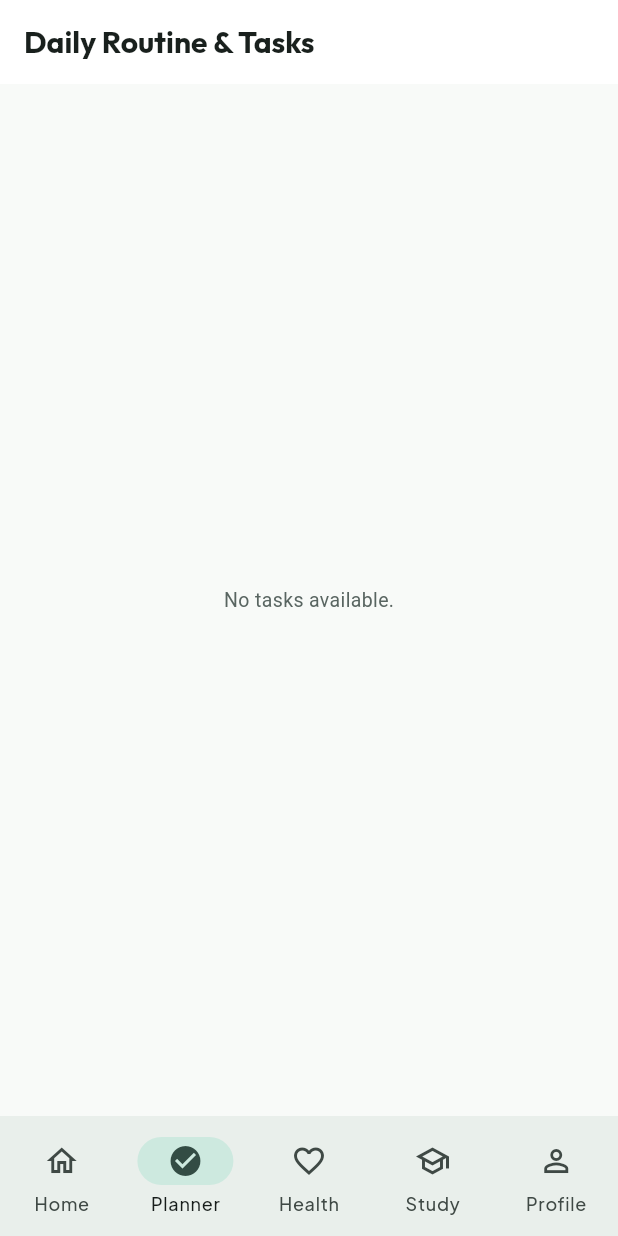
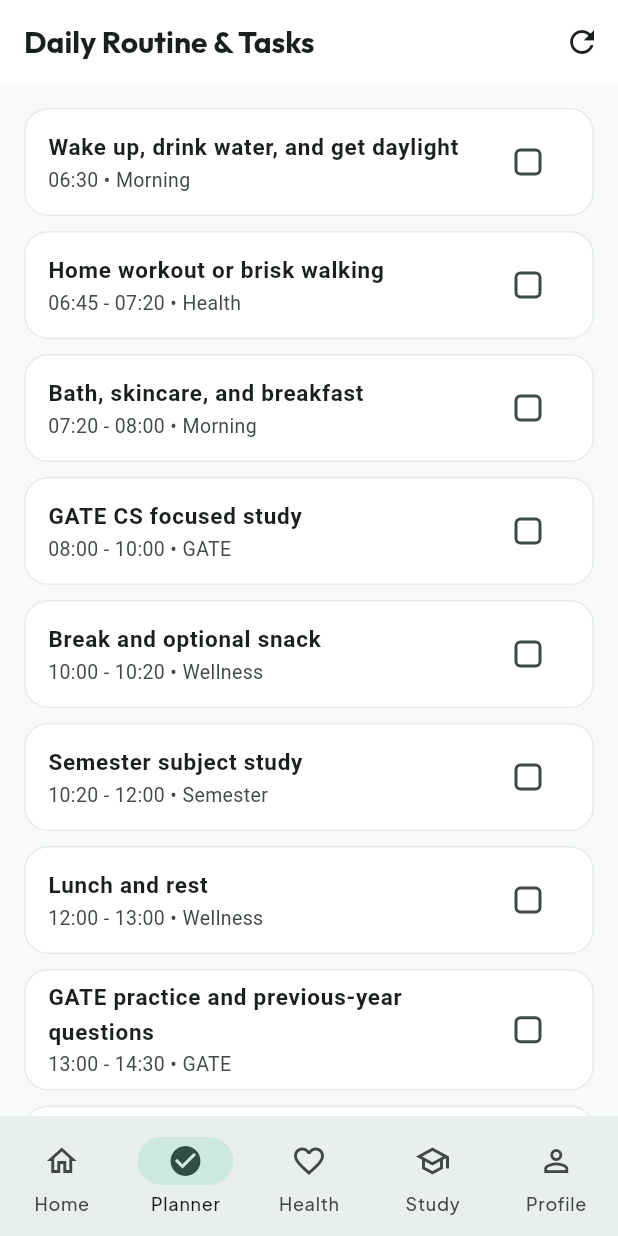
Before and after one commit to suhani-shinde1812/Goals-Tracker, a Flutter app: the screen it shows after launch, item 2 of the bottom bar chosen, on a phone screen of 412 x 824 dp. Run offline on Flutter 3.47's test engine with Material 3 defaults, Android fonts, the phone set to English and light mode, and no system bars; our stand-ins replace flutter_riverpod, go_router, google_fonts, shared_preferences; accounts and stored records are empty; network calls fail.

Commit message:
Fix(mobile): point to production Render API and add offline-first dashboard fallback

```diff
--- a/flutter_app/lib/models/dashboard_model.dart
+++ b/flutter_app/lib/models/dashboard_model.dart
@@ -37,22 +37,43 @@ class DashboardSummaryModel {
 
   factory DashboardSummaryModel.fromJson(Map<String, dynamic> json) {
     return DashboardSummaryModel(
-      welcomeMessage: json['welcome_message'] as String? ?? 'Welcome!',
-      todayDate: json['today_date'] as String,
+      welcomeMessage: json['welcome_message'] as String? ?? 'Welcome back!',
+      todayDate: json['today_date'] as String? ?? '',
       completionPercentage: (json['completion_percentage'] as num?)?.toDouble() ?? 0.0,
-      totalTasksToday: json['total_tasks_today'] as int? ?? 0,
+      totalTasksToday: json['total_tasks_today'] as int? ?? 17,
       completedTasksToday: json['completed_tasks_today'] as int? ?? 0,
-      pendingTasksToday: json['pending_tasks_today'] as int? ?? 0,
-      waterIntakeTodayMl: json['water_intake_today_ml'] as int? ?? 0,
+      pendingTasksToday: json['pending_tasks_today'] as int? ?? 17,
+      waterIntakeTodayMl: json['water_intake_today_ml'] as int? ?? 500,
       waterTargetMl: json['water_target_ml'] as int? ?? 2200,
       currentWeightKg: (json['current_weight_kg'] as num?)?.toDouble() ?? 66.0,
       targetWeightKg: (json['target_weight_kg'] as num?)?.toDouble() ?? 56.0,
       workoutCompletedToday: json['workout_completed_today'] as bool? ?? false,
-      gateTopicsCompleted: json['gate_topics_completed'] as int? ?? 0,
-      gateTotalTopics: json['gate_total_topics'] as int? ?? 0,
-      semesterAvgCompletionPct: (json['semester_avg_completion_pct'] as num?)?.toDouble() ?? 0.0,
+      gateTopicsCompleted: json['gate_topics_completed'] as int? ?? 4,
+      gateTotalTopics: json['gate_total_topics'] as int? ?? 38,
+      semesterAvgCompletionPct: (json['semester_avg_completion_pct'] as num?)?.toDouble() ?? 20.0,
       daysSinceLastPeriod: json['days_since_last_period'] as int?,
-      recentBloatingLevel: json['recent_bloating_level'] as int? ?? 0,
+      recentBloatingLevel: json['recent_bloating_level'] as int? ?? 1,
+    );
+  }
+
+  factory DashboardSummaryModel.defaultOffline(String date) {
+    return DashboardSummaryModel(
+      welcomeMessage: 'Welcome to BloomTrack!',
+      todayDate: date,
+      completionPercentage: 0.0,
+      totalTasksToday: 17,
+      completedTasksToday: 0,
+      pendingTasksToday: 17,
+      waterIntakeTodayMl: 500,
+      waterTargetMl: 2200,
+      currentWeightKg: 66.0,
+      targetWeightKg: 56.0,
+      workoutCompletedToday: false,
+      gateTopicsCompleted: 4,
+      gateTotalTopics: 38,
+      semesterAvgCompletionPct: 20.0,
+      daysSinceLastPeriod: null,
+      recentBloatingLevel: 1,
     );
   }
 }
--- a/flutter_app/lib/screens/tasks_screen.dart
+++ b/flutter_app/lib/screens/tasks_screen.dart
@@ -1,7 +1,9 @@
 import 'package:flutter/material.dart';
 import 'package:flutter_riverpod/flutter_riverpod.dart';
 import '../providers/dashboard_provider.dart';
+import '../models/task_model.dart';
 import '../theme/app_theme.dart';
+import '../services/api_service.dart';
 
 class TasksScreen extends ConsumerWidget {
   const TasksScreen({super.key});
@@ -14,13 +16,25 @@ class TasksScreen extends ConsumerWidget {
     return Scaffold(
       appBar: AppBar(
         title: const Text('Daily Routine & Tasks', style: TextStyle(fontWeight: FontWeight.bold)),
+        actions: [
+          IconButton(
+            icon: const Icon(Icons.refresh),
+            tooltip: 'Refresh',
+            onPressed: () {
+              ref.refresh(tasksProvider);
+            },
+          ),
+        ],
       ),
       body: tasksAsync.when(
-        data: (tasks) {
-          if (tasks.isEmpty) {
-            return const Center(child: Text('No tasks available.'));
+        data: (tasks) => _buildTaskList(ref, tasks.isEmpty ? ApiService.getOfflineTasks(selectedDate) : tasks),
+        loading: () => _buildTaskList(ref, ApiService.getOfflineTasks(selectedDate)),
+        error: (_, __) => _buildTaskList(ref, ApiService.getOfflineTasks(selectedDate)),
+      ),
+    );
   }
 
+  Widget _buildTaskList(WidgetRef ref, List<ScheduledTaskModel> tasks) {
     return ListView.builder(
       padding: const EdgeInsets.all(16),
       itemCount: tasks.length,
@@ -32,6 +46,7 @@ class TasksScreen extends ConsumerWidget {
             value: task.isCompleted,
             onChanged: (_) {
               ref.read(tasksProvider.notifier).toggleTask(task.id);
+              ref.refresh(dashboardProvider);
             },
             title: Text(
               task.title,
@@ -46,10 +61,5 @@ class TasksScreen extends ConsumerWidget {
         );
       },
     );
-        },
-        loading: () => const Center(child: CircularProgressIndicator()),
-        error: (err, _) => Center(child: Text('Error: $err')),
-      ),
-    );
   }
 }
--- a/flutter_app/lib/services/api_service.dart
+++ b/flutter_app/lib/services/api_service.dart
@@ -6,14 +6,18 @@ import '../models/task_model.dart';
 import '../models/dashboard_model.dart';
 
 class ApiService {
+  // Production Render API URL
+  static const String productionApiUrl = 'https://bloomtrack-api.onrender.com/api/v1';
+
   static String get baseUrl {
+    // When running release APK on a physical phone, always use the live production API
+    if (kReleaseMode) {
+      return productionApiUrl;
+    }
     if (kIsWeb) {
       return 'http://127.0.0.1:8000/api/v1';
-    } else if (defaultTargetPlatform == TargetPlatform.android) {
-      // 10.0.2.2 is the special alias to the host loopback interface in Android emulator
-      return 'http://10.0.2.2:8000/api/v1';
     } else {
-      return 'http://127.0.0.1:8000/api/v1';
+      return productionApiUrl;
     }
   }
 
@@ -46,7 +50,7 @@ class ApiService {
         Uri.parse('$baseUrl/auth/login'),
         headers: {'Content-Type': 'application/x-www-form-urlencoded'},
         body: {'username': email, 'password': password},
-      );
+      ).timeout(const Duration(seconds: 4));
       if (response.statusCode == 200) {
         final data = jsonDecode(response.body);
         await saveToken(data['access_token']);
@@ -63,14 +67,16 @@ class ApiService {
       final response = await http.get(
         Uri.parse('$baseUrl/analytics/dashboard-summary?target_date=$date'),
         headers: _headers,
-      );
+      ).timeout(const Duration(seconds: 4));
       if (response.statusCode == 200) {
         return DashboardSummaryModel.fromJson(jsonDecode(response.body));
       }
     } catch (e) {
-      debugPrint('getDashboardSummary error: $e');
+      debugPrint('getDashboardSummary network error, using local offline fallback: $e');
     }
-    return null;
+
+    // Offline fallback so app is ALWAYS functional on device even if offline or server is waking up
+    return DashboardSummaryModel.defaultOffline(date);
   }
 
   static Future<List<ScheduledTaskModel>> getTasks(String date) async {
@@ -78,15 +84,16 @@ class ApiService {
       final response = await http.get(
         Uri.parse('$baseUrl/tasks?target_date=$date'),
         headers: _headers,
-      );
+      ).timeout(const Duration(seconds: 4));
       if (response.statusCode == 200) {
         final list = jsonDecode(response.body) as List;
         return list.map((item) => ScheduledTaskModel.fromJson(item)).toList();
       }
     } catch (e) {
-      debugPrint('getTasks error: $e');
+      debugPrint('getTasks network error, using offline schedule: $e');
     }
-    return [];
+
+    return getOfflineTasks(date);
   }
 
   static Future<ScheduledTaskModel?> toggleTaskCompletion(int taskId) async {
@@ -94,12 +101,12 @@ class ApiService {
       final response = await http.patch(
         Uri.parse('$baseUrl/tasks/$taskId/toggle'),
         headers: _headers,
-      );
+      ).timeout(const Duration(seconds: 4));
       if (response.statusCode == 200) {
         return ScheduledTaskModel.fromJson(jsonDecode(response.body));
       }
     } catch (e) {
-      debugPrint('toggleTaskCompletion error: $e');
+      debugPrint('toggleTaskCompletion network error: $e');
     }
     return null;
   }
@@ -110,11 +117,34 @@ class ApiService {
         Uri.parse('$baseUrl/hydration/add'),
         headers: _headers,
         body: jsonEncode({'date': date, 'amount_ml': amountMl}),
-      );
+      ).timeout(const Duration(seconds: 4));
       return response.statusCode == 200;
     } catch (e) {
-      debugPrint('addHydration error: $e');
-      return false;
+      debugPrint('addHydration network error: $e');
+      return true; // Optimistic local success
     }
   }
+
+  static List<ScheduledTaskModel> getOfflineTasks(String date) {
+    final defaultRoutine = [
+      ScheduledTaskModel(id: 1, userId: 1, title: 'Wake up, drink water, and get daylight', category: 'Morning', date: date, scheduledTime: '06:30', durationMinutes: 15, priority: 'high', isCompleted: false),
+      ScheduledTaskModel(id: 2, userId: 1, title: 'Home workout or brisk walking', category: 'Health', date: date, scheduledTime: '06:45 - 07:20', durationMinutes: 35, priority: 'high', isCompleted: false),
+      ScheduledTaskModel(id: 3, userId: 1, title: 'Bath, skincare, and breakfast', category: 'Morning', date: date, scheduledTime: '07:20 - 08:00', durationMinutes: 40, priority: 'medium', isCompleted: false),
+      ScheduledTaskModel(id: 4, userId: 1, title: 'GATE CS focused study', category: 'GATE', date: date, scheduledTime: '08:00 - 10:00', durationMinutes: 120, priority: 'high', isCompleted: false),
+      ScheduledTaskModel(id: 5, userId: 1, title: 'Break and optional snack', category: 'Wellness', date: date, scheduledTime: '10:00 - 10:20', durationMinutes: 20, priority: 'low', isCompleted: false),
+      ScheduledTaskModel(id: 6, userId: 1, title: 'Semester subject study', category: 'Semester', date: date, scheduledTime: '10:20 - 12:00', durationMinutes: 100, priority: 'high', isCompleted: false),
+      ScheduledTaskModel(id: 7, userId: 1, title: 'Lunch and rest', category: 'Wellness', date: date, scheduledTime: '12:00 - 13:00', durationMinutes: 60, priority: 'medium', isCompleted: false),
+      ScheduledTaskModel(id: 8, userId: 1, title: 'GATE practice and previous-year questions', category: 'GATE', date: date, scheduledTime: '13:00 - 14:30', durationMinutes: 90, priority: 'high', isCompleted: false),
+      ScheduledTaskModel(id: 9, userId: 1, title: 'Break and movement', category: 'Wellness', date: date, scheduledTime: '14:30 - 15:00', durationMinutes: 30, priority: 'low', isCompleted: false),
+      ScheduledTaskModel(id: 10, userId: 1, title: 'Semester revision or ExcelR practice', category: 'Study', date: date, scheduledTime: '15:00 - 16:00', durationMinutes: 60, priority: 'medium', isCompleted: false),
+      ScheduledTaskModel(id: 11, userId: 1, title: 'Snack and training preparation', category: 'Wellness', date: date, scheduledTime: '16:00 - 16:30', durationMinutes: 30, priority: 'low', isCompleted: false),
+      ScheduledTaskModel(id: 12, userId: 1, title: 'ExcelR placement training', category: 'Placement', date: date, scheduledTime: '17:00 - 20:00', durationMinutes: 180, priority: 'high', isCompleted: false),
+      ScheduledTaskModel(id: 13, userId: 1, title: 'Dinner (chew slowly, high fiber)', category: 'Nutrition', date: date, scheduledTime: '20:00 - 20:30', durationMinutes: 30, priority: 'medium', isCompleted: false),
+      ScheduledTaskModel(id: 14, userId: 1, title: 'Gentle walk if comfortable', category: 'Health', date: date, scheduledTime: '20:30 - 20:45', durationMinutes: 15, priority: 'low', isCompleted: false),
+      ScheduledTaskModel(id: 15, userId: 1, title: 'Light revision and planning', category: 'Study', date: date, scheduledTime: '20:45 - 21:15', durationMinutes: 30, priority: 'medium', isCompleted: false),
+      ScheduledTaskModel(id: 16, userId: 1, title: 'Relaxation, skincare, and bedtime routine', category: 'Evening', date: date, scheduledTime: '21:15 - 22:15', durationMinutes: 60, priority: 'medium', isCompleted: false),
+      ScheduledTaskModel(id: 17, userId: 1, title: 'Sleep (restful recovery)', category: 'Evening', date: date, scheduledTime: '22:15', durationMinutes: 480, priority: 'high', isCompleted: false),
+    ];
+    return defaultRoutine;
+  }
 }
```
Also changed, not shown: flutter_app/lib/screens/dashboard_screen.dart (+40 -24 lines), 1 other file. Lines whose indentation alone changed are shown as unchanged.
